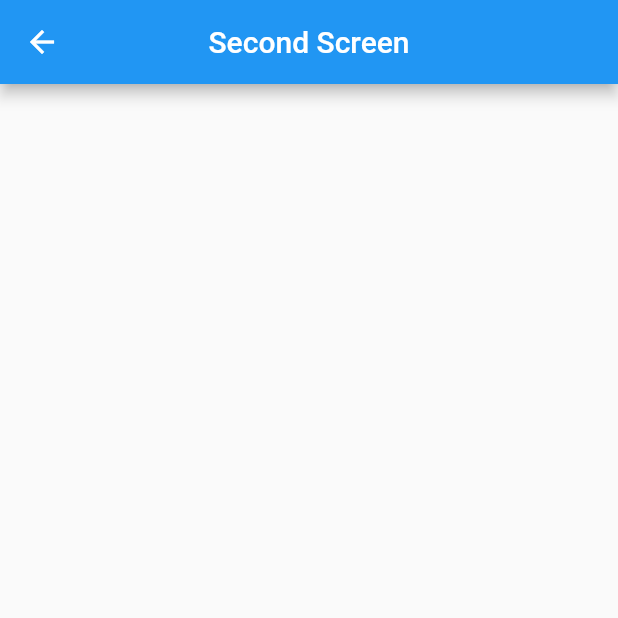
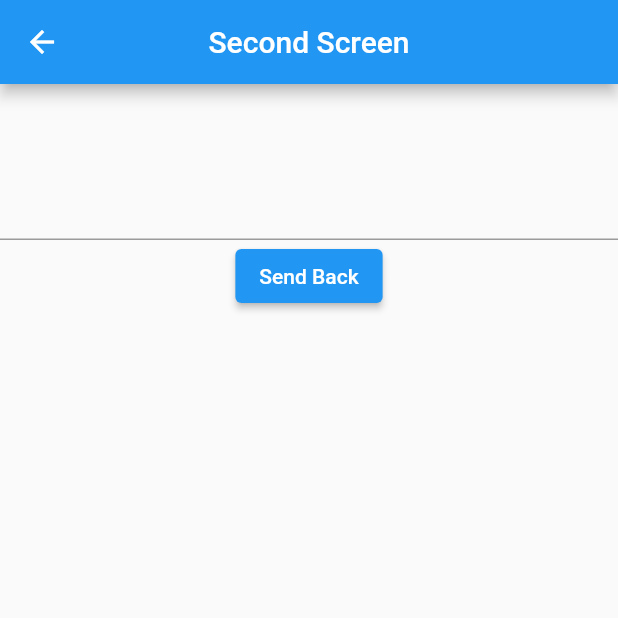
Before and after one commit to gulamanas/flutter-router, a Flutter app: the screen it shows after launch, after a tap on "Send to Second Screen", on a phone screen of 412 x 824 dp, the top half of it. Run offline on Flutter 3.47's test engine with Material 2 defaults, Android fonts, the phone set to English and light mode, and no system bars.

Commit message:
getting back to first screen

```diff
--- a/lib/main.dart
+++ b/lib/main.dart
@@ -66,6 +66,7 @@ class NextScreen extends StatefulWidget {
 }
 
 class _NextScreenState extends State<NextScreen> {
+  var _backTextFieldController = TextEditingController();
   @override
   Widget build(BuildContext context) {
     return Scaffold(
@@ -73,8 +74,22 @@ class _NextScreenState extends State<NextScreen> {
         title: Text('Second Screen'),
         centerTitle: true,
       ),
-      body: ListTile(
-        title: Text(widget.name),
+      body: Column(
+        children: [
+          ListTile(
+            title: Text(widget.name),
+          ),
+          TextField(
+            controller: _backTextFieldController,
+
+          ),
+          ElevatedButton(
+            onPressed: (() {
+              Navigator.pop(context, );
+            }),
+             child: Text('Send Back')
+            )
+        ],
       ),
     );
   }
```
